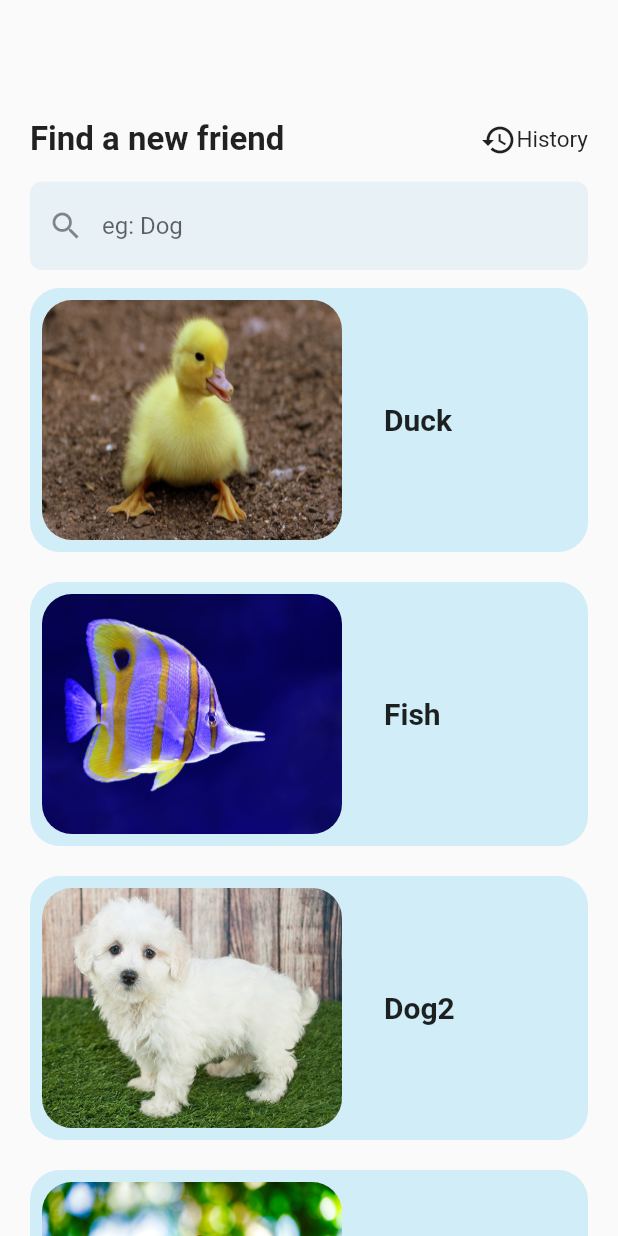
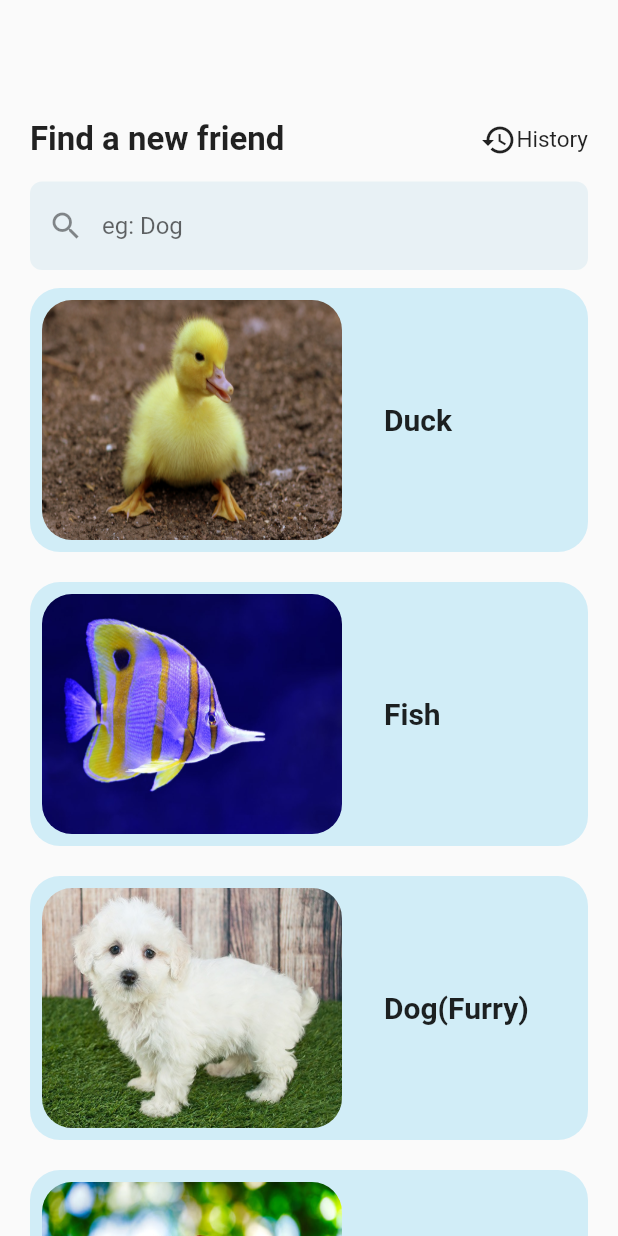
Before and after one commit to anushka3002/Pet-Adoption-App, a Flutter app: the screen it shows after launch, scrolled down 576 dp, on a phone screen of 412 x 824 dp. Run offline on Flutter 3.47's test engine with Material 2 defaults, Android fonts, the phone set to English and light mode, and no system bars; our stand-ins replace confetti, flutter_riverpod, shared_preferences.

Commit message:
fixed flutter issue

```diff
--- a/lib/home_page.dart
+++ b/lib/home_page.dart
@@ -113,7 +113,7 @@ class _HomePageState extends ConsumerState<HomePage> {
                             } else {
                               Navigator.of(context).push(MaterialPageRoute(
                                 builder: (context) => DetailsPage(
-                                  pet_details: ref.read(homeProvider).pets[i],
+                                  pet_details: display_pet_data[i],
                                   pet_history: i,
                                 ),
                               ));
--- a/lib/infrastructure/provider/homeProvider/homeProvider.dart
+++ b/lib/infrastructure/provider/homeProvider/homeProvider.dart
@@ -45,7 +45,7 @@ class HomeProvider extends ChangeNotifier {
         image: "assets/images/fish.jpeg",
       ),
       PetDataNewTile(
-        name: "Dog2",
+        name: "Dog(Furry)",
         age: "26",
         price: "50",
         image: "assets/images/dog2.jpeg",
```
